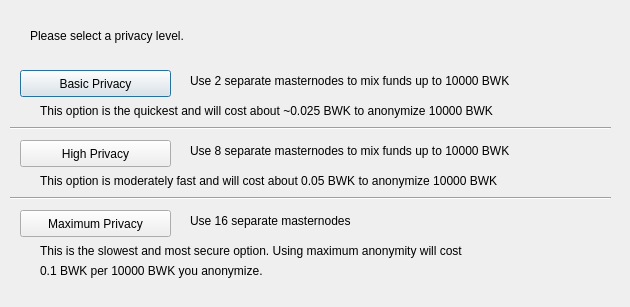
Old version of the form src/qt/forms/obfuscationconfig.ui in the repository meiskam/Bulwark.
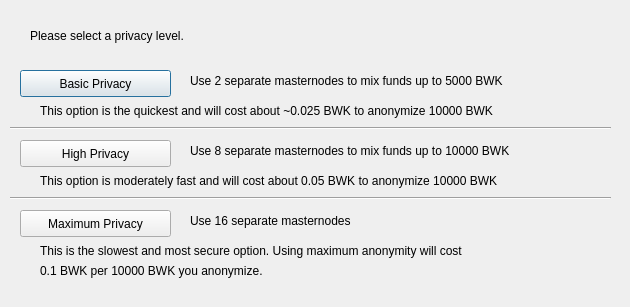
New version of the form.

Diff of the .ui file:
```diff
--- a/src/qt/forms/obfuscationconfig.ui
+++ b/src/qt/forms/obfuscationconfig.ui
@@ -75,7 +75,7 @@
     </rect>
    </property>
    <property name="text">
-    <string>Use 2 separate masternodes to mix funds up to 10000 BWK</string>
+    <string>Use 2 separate masternodes to mix funds up to 5000 BWK</string>
    </property>
   </widget>
   <widget class="QLabel" name="label_3">
```
